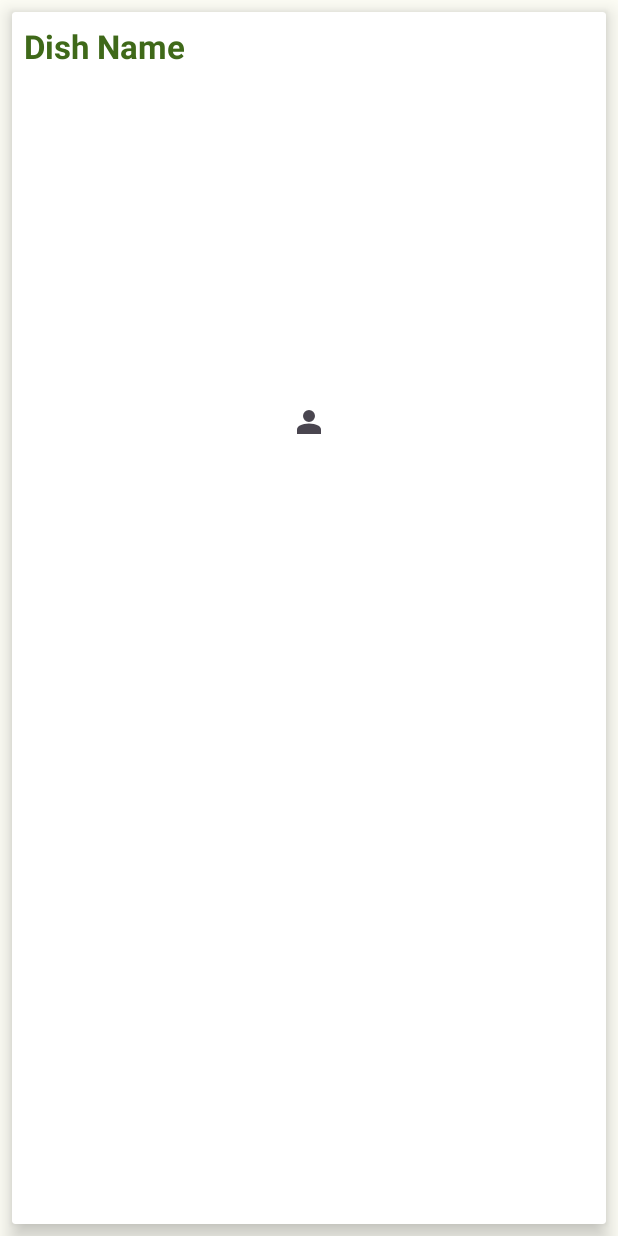
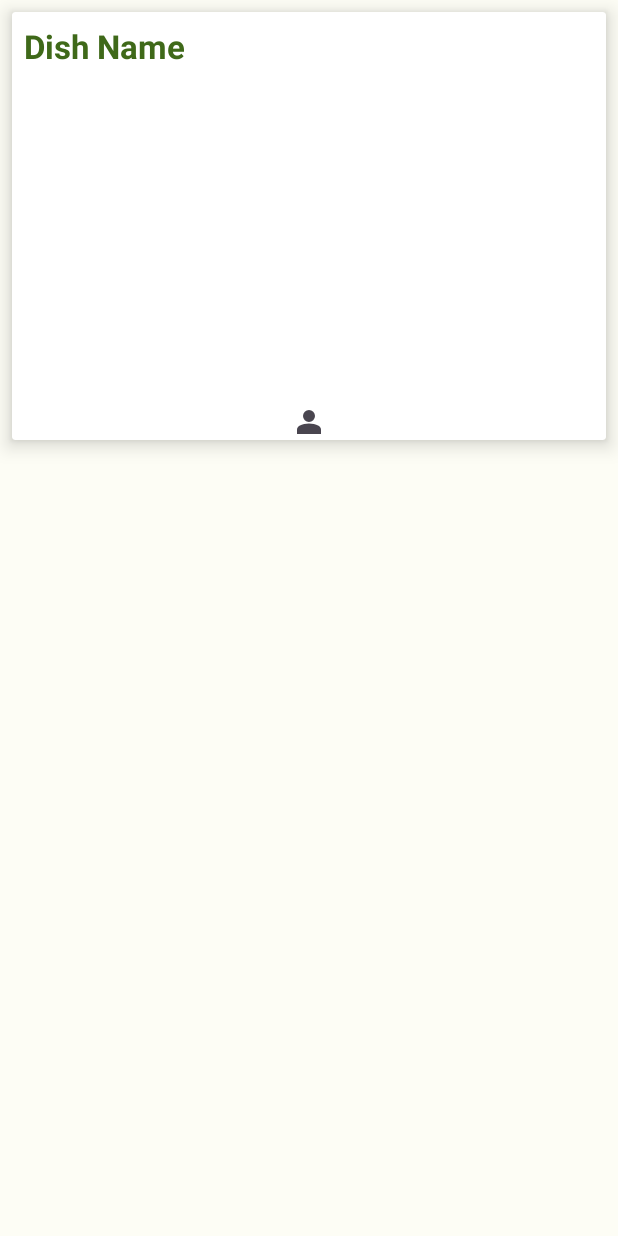
Before and after one commit to DioNando/recipe-app-android, an Android app: the layout item_recipe.xml on its own in the app's theme, with its tools: preview values and no code run, on a phone screen of 412 x 824 dp. Run offline under Robolectric (Android 15) with nearby library versions, the phone set to English and light mode, and no system bars; Roboto replaces fonts that are not available here.

Commit message:
Feature: liste des recettes

```diff
--- a/app/src/main/java/com/example/recipeapp/MainActivity.java
+++ b/app/src/main/java/com/example/recipeapp/MainActivity.java
@@ -15,7 +15,7 @@ import androidx.recyclerview.widget.RecyclerView;
 import com.example.recipeapp.Adapters.RandomRecipeAdapter;
 import com.example.recipeapp.Listeners.RandomRecipeResponseListener;
 import com.example.recipeapp.Models.RandomRecipeApiResponse;
-import com.example.recipeapp.data.Recipe;
+import com.example.recipeapp.Models.Recipe;
 import com.example.recipeapp.databinding.ActivityMainBinding;
 
 import java.util.ArrayList;
@@ -43,6 +43,7 @@ public class MainActivity extends AppCompatActivity {
         manager = new RequestManager(this);
         manager.getRandomRecipies(randomRecipeResponseListener);
         dialog.show();
+
     }
 
         private final RandomRecipeResponseListener randomRecipeResponseListener=new RandomRecipeResponseListener() {
@@ -51,7 +52,7 @@ public class MainActivity extends AppCompatActivity {
                 dialog.dismiss();
             recyclerView=findViewById(R.id.recyclerView);
             recyclerView.setHasFixedSize(true);
-            recyclerView.setLayoutManager(new GridLayoutManager(MainActivity.this,1));
+            recyclerView.setLayoutManager(new LinearLayoutManager(MainActivity.this, RecyclerView.VERTICAL,false));
             randomRecipeAdapter=new RandomRecipeAdapter(MainActivity.this,response.recipes);
             recyclerView.setAdapter(randomRecipeAdapter);
             }
--- a/app/src/main/res/layout/activity_main.xml
+++ b/app/src/main/res/layout/activity_main.xml
@@ -29,5 +29,8 @@
     <androidx.recyclerview.widget.RecyclerView
         android:id="@+id/recyclerView"
         android:layout_width="match_parent"
+
+        tools:itemCount="2"
+
         android:layout_height="match_parent"/>
 </androidx.drawerlayout.widget.DrawerLayout>
--- a/app/src/main/res/layout/item_recipe.xml
+++ b/app/src/main/res/layout/item_recipe.xml
@@ -1,14 +1,14 @@
 <?xml version="1.0" encoding="utf-8"?>
 <androidx.cardview.widget.CardView xmlns:android="http://schemas.android.com/apk/res/android"
-    android:layout_width="match_parent"
-    android:layout_height="match_parent"
+    android:layout_width="wrap_content"
+    android:layout_height="wrap_content"
     xmlns:app="http://schemas.android.com/apk/res-auto"
     app:cardBackgroundColor="@color/white"
     android:id="@+id/random_list_container"
     app:cardElevation="8dp"
     android:layout_margin="8dp">
     <LinearLayout
-        android:layout_width="match_parent"
+        android:layout_width="wrap_content"
         android:layout_height="wrap_content"
         android:orientation="vertical">
         <TextView
@@ -28,7 +28,7 @@
             android:id="@+id/recipeImageView"
             android:scaleType="centerCrop"
             android:layout_margin="8dp"
-            android:layout_width="match_parent"
+            android:layout_width="400dp"
             android:layout_height="200dp"/>
         <LinearLayout
             android:layout_width="match_parent"
```
Also changed, not shown: app/src/main/java/com/example/recipeapp/Adapters/RandomRecipeAdapter.java (+11 -5 lines).
